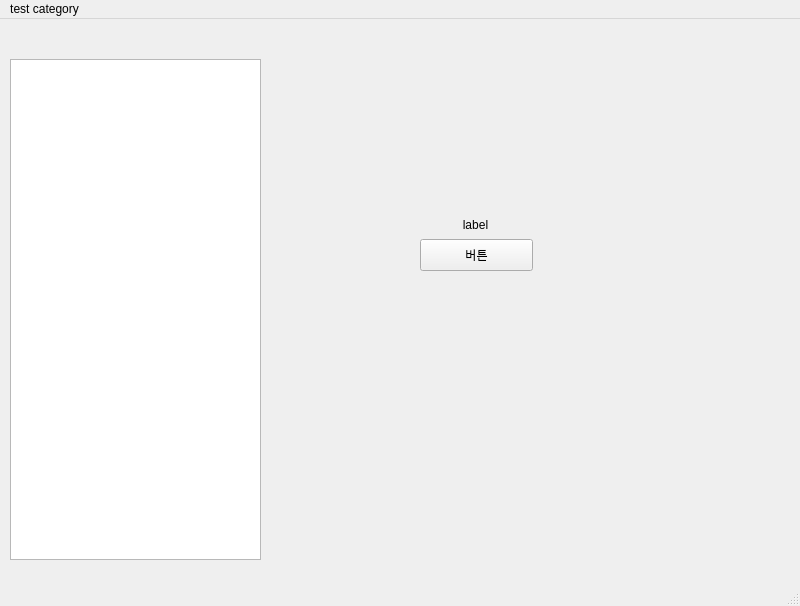
This is mainwindow.ui in houmoon/PackageTrace-QtClient as Qt 5 draws it before an edit. The edited form follows.
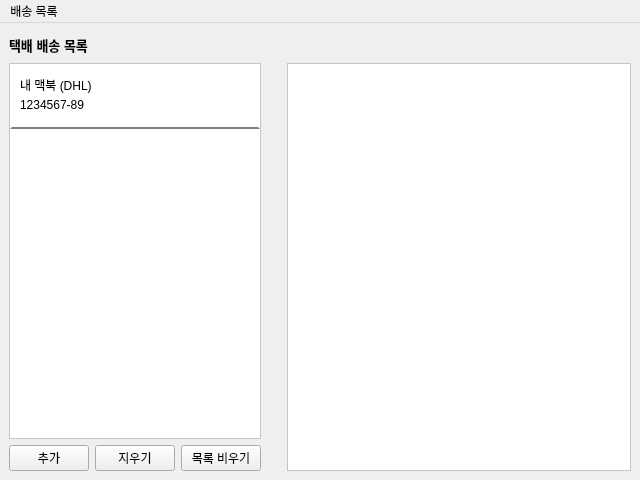
This is the edited form.

```diff
--- a/mainwindow.ui
+++ b/mainwindow.ui
@@ -6,8 +6,8 @@
    <rect>
     <x>0</x>
     <y>0</y>
-    <width>800</width>
-    <height>606</height>
+    <width>640</width>
+    <height>480</height>
    </rect>
   </property>
   <property name="minimumSize">
@@ -29,65 +29,268 @@
    <string/>
   </property>
   <widget class="QWidget" name="centralwidget">
-   <widget class="QListView" name="listView">
-    <property name="geometry">
-     <rect>
-      <x>10</x>
-      <y>40</y>
-      <width>251</width>
-      <height>501</height>
-     </rect>
-    </property>
-   </widget>
-   <widget class="QPushButton" name="pushButton">
-    <property name="geometry">
-     <rect>
-      <x>420</x>
-      <y>220</y>
-      <width>113</width>
-      <height>32</height>
-     </rect>
-    </property>
-    <property name="text">
-     <string>버튼</string>
-    </property>
-   </widget>
-   <widget class="QLabel" name="label1">
-    <property name="geometry">
-     <rect>
-      <x>420</x>
-      <y>195</y>
-      <width>111</width>
-      <height>21</height>
-     </rect>
-    </property>
-    <property name="text">
-     <string>label</string>
-    </property>
-    <property name="alignment">
-     <set>Qt::AlignCenter</set>
-    </property>
-   </widget>
+   <layout class="QGridLayout" name="gridLayout">
+    <item row="2" column="0">
+     <widget class="QWidget" name="widget" native="true">
+      <property name="sizePolicy">
+       <sizepolicy hsizetype="Fixed" vsizetype="Fixed">
+        <horstretch>0</horstretch>
+        <verstretch>0</verstretch>
+       </sizepolicy>
+      </property>
+      <property name="minimumSize">
+       <size>
+        <width>250</width>
+        <height>25</height>
+       </size>
+      </property>
+      <layout class="QHBoxLayout" name="horizontalLayout">
+       <property name="leftMargin">
+        <number>0</number>
+       </property>
+       <property name="topMargin">
+        <number>0</number>
+       </property>
+       <property name="rightMargin">
+        <number>0</number>
+       </property>
+       <property name="bottomMargin">
+        <number>0</number>
+       </property>
+       <item>
+        <widget class="QPushButton" name="pushButton_2">
+         <property name="text">
+          <string>추가</string>
+         </property>
+        </widget>
+       </item>
+       <item>
+        <widget class="QPushButton" name="pushButton_3">
+         <property name="text">
+          <string>지우기</string>
+         </property>
+        </widget>
+       </item>
+       <item>
+        <widget class="QPushButton" name="pushButton">
+         <property name="text">
+          <string>목록 비우기</string>
+         </property>
+        </widget>
+       </item>
+      </layout>
+     </widget>
+    </item>
+    <item row="1" column="2">
+     <spacer name="horizontalSpacer">
+      <property name="orientation">
+       <enum>Qt::Horizontal</enum>
+      </property>
+      <property name="sizeType">
+       <enum>QSizePolicy::Fixed</enum>
+      </property>
+      <property name="sizeHint" stdset="0">
+       <size>
+        <width>20</width>
+        <height>20</height>
+       </size>
+      </property>
+     </spacer>
+    </item>
+    <item row="0" column="0">
+     <widget class="QLabel" name="label">
+      <property name="sizePolicy">
+       <sizepolicy hsizetype="Preferred" vsizetype="Fixed">
+        <horstretch>250</horstretch>
+        <verstretch>30</verstretch>
+       </sizepolicy>
+      </property>
+      <property name="minimumSize">
+       <size>
+        <width>250</width>
+        <height>25</height>
+       </size>
+      </property>
+      <property name="font">
+       <font>
+        <pointsize>10</pointsize>
+        <weight>75</weight>
+        <bold>true</bold>
+        <strikeout>false</strikeout>
+       </font>
+      </property>
+      <property name="text">
+       <string>택배 배송 목록</string>
+      </property>
+     </widget>
+    </item>
+    <item row="1" column="0">
+     <widget class="QScrollArea" name="scrollArea">
+      <property name="sizePolicy">
+       <sizepolicy hsizetype="Fixed" vsizetype="Expanding">
+        <horstretch>20</horstretch>
+        <verstretch>0</verstretch>
+       </sizepolicy>
+      </property>
+      <property name="minimumSize">
+       <size>
+        <width>250</width>
+        <height>0</height>
+       </size>
+      </property>
+      <property name="styleSheet">
+       <string notr="true">background-color: rgb(255, 255, 255);</string>
+      </property>
+      <property name="frameShape">
+       <enum>QFrame::StyledPanel</enum>
+      </property>
+      <property name="frameShadow">
+       <enum>QFrame::Sunken</enum>
+      </property>
+      <property name="lineWidth">
+       <number>1</number>
+      </property>
+      <property name="horizontalScrollBarPolicy">
+       <enum>Qt::ScrollBarAlwaysOff</enum>
+      </property>
+      <property name="widgetResizable">
+       <bool>true</bool>
+      </property>
+      <property name="alignment">
+       <set>Qt::AlignHCenter|Qt::AlignTop</set>
+      </property>
+      <widget class="QWidget" name="scrollAreaWidgetContents_3">
+       <property name="geometry">
+        <rect>
+         <x>0</x>
+         <y>0</y>
+         <width>250</width>
+         <height>377</height>
+        </rect>
+       </property>
+       <property name="layoutDirection">
+        <enum>Qt::LeftToRight</enum>
+       </property>
+       <layout class="QVBoxLayout" name="verticalLayout">
+        <property name="spacing">
+         <number>0</number>
+        </property>
+        <property name="sizeConstraint">
+         <enum>QLayout::SetFixedSize</enum>
+        </property>
+        <property name="leftMargin">
+         <number>0</number>
+        </property>
+        <property name="topMargin">
+         <number>0</number>
+        </property>
+        <property name="rightMargin">
+         <number>0</number>
+        </property>
+        <property name="bottomMargin">
+         <number>0</number>
+        </property>
+        <item>
+         <widget class="QWidget" name="widget_3" native="true">
+          <property name="sizePolicy">
+           <sizepolicy hsizetype="Fixed" vsizetype="Fixed">
+            <horstretch>0</horstretch>
+            <verstretch>0</verstretch>
+           </sizepolicy>
+          </property>
+          <property name="minimumSize">
+           <size>
+            <width>250</width>
+            <height>65</height>
+           </size>
+          </property>
+          <property name="autoFillBackground">
+           <bool>false</bool>
+          </property>
+          <property name="styleSheet">
+           <string notr="true">border : 2px solid grey;
+border-right-color: rgba(255, 255, 255, 0);
+border-left-color: rgba(255, 255, 255, 0);
+border-top-color: rgba(255, 255, 255, 0);</string>
+          </property>
+          <widget class="QLabel" name="label_6">
+           <property name="geometry">
+            <rect>
+             <x>10</x>
+             <y>10</y>
+             <width>121</width>
+             <height>21</height>
+            </rect>
+           </property>
+           <property name="styleSheet">
+            <string notr="true">border : 0px solid white;</string>
+           </property>
+           <property name="text">
+            <string>내 맥북 (DHL)</string>
+           </property>
+          </widget>
+          <widget class="QLabel" name="label_7">
+           <property name="geometry">
+            <rect>
+             <x>10</x>
+             <y>30</y>
+             <width>121</width>
+             <height>21</height>
+            </rect>
+           </property>
+           <property name="styleSheet">
+            <string notr="true">border : 0px solid white;</string>
+           </property>
+           <property name="text">
+            <string>1234567-89</string>
+           </property>
+          </widget>
+         </widget>
+        </item>
+       </layout>
+      </widget>
+     </widget>
+    </item>
+    <item row="1" column="3" rowspan="2">
+     <widget class="QScrollArea" name="scrollArea_2">
+      <property name="styleSheet">
+       <string notr="true">background-color: rgb(255, 255, 255);</string>
+      </property>
+      <property name="widgetResizable">
+       <bool>true</bool>
+      </property>
+      <widget class="QWidget" name="scrollAreaWidgetContents_4">
+       <property name="geometry">
+        <rect>
+         <x>0</x>
+         <y>0</y>
+         <width>338</width>
+         <height>408</height>
+        </rect>
+       </property>
+      </widget>
+     </widget>
+    </item>
+   </layout>
   </widget>
   <widget class="QMenuBar" name="menubar">
    <property name="geometry">
     <rect>
      <x>0</x>
      <y>0</y>
-     <width>800</width>
-     <height>22</height>
+     <width>640</width>
+     <height>21</height>
     </rect>
    </property>
    <widget class="QMenu" name="menutest">
     <property name="title">
-     <string>test category</string>
+     <string>배송 목록</string>
     </property>
     <addaction name="actiontest1"/>
    </widget>
    <addaction name="menutest"/>
   </widget>
-  <widget class="QStatusBar" name="statusbar"/>
-  <action name="actiontest1">
+  <action name="action_3">
    <property name="text">
     <string>test1</string>
    </property>
```
Left out of the diff: 13 changed lines with no effect on the pictures.
